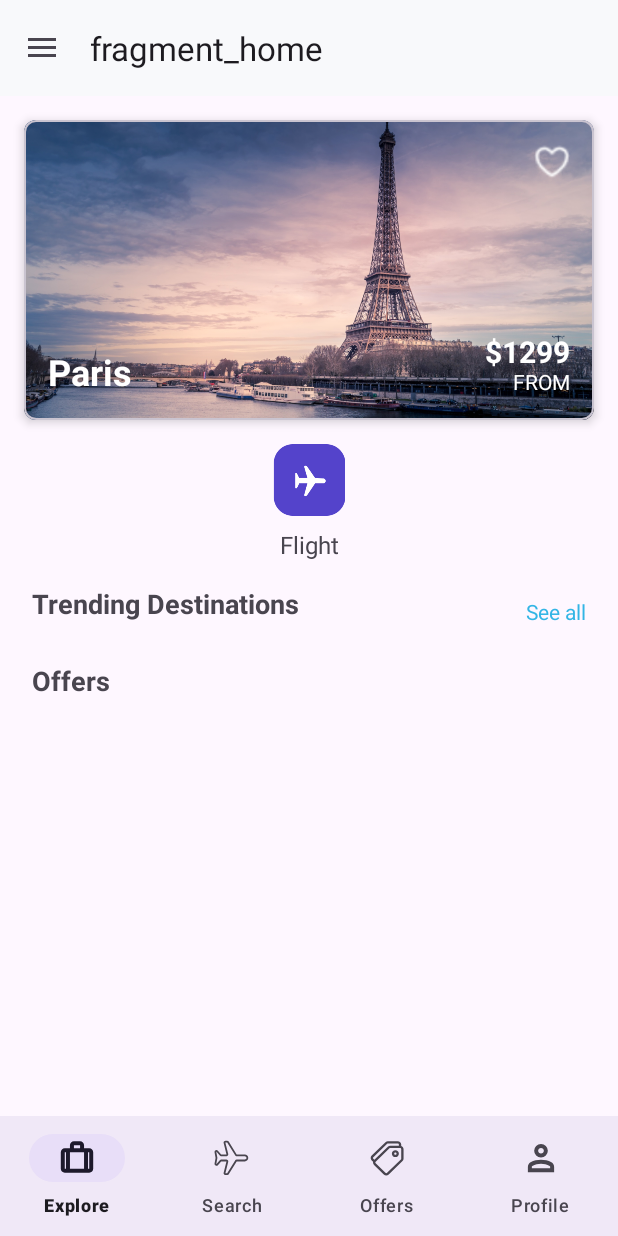
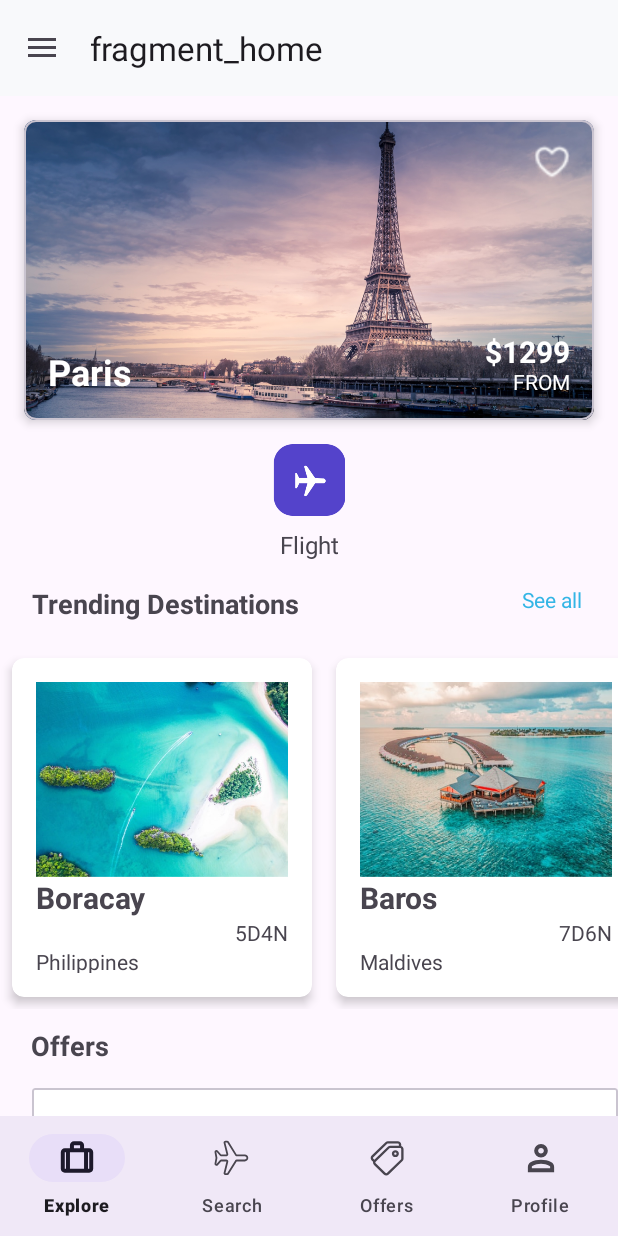
Before and after one commit to Ezequiellima10/TP3-Android-Parcial, an Android app: the screen it shows after launch (MainActivity), on a phone screen of 412 x 824 dp. Run offline under Robolectric (Android 15) with nearby library versions, the phone set to English and light mode, and no system bars; our stand-ins replace navigation-ui; pictures from the network do not load; 1 statement that could not run was skipped.

Commit message:
fix en los recycleviews de la Home

```diff
--- a/app/src/main/java/com/example/appandoid/holders/homeHolders/DestinationViewHolder.kt
+++ b/app/src/main/java/com/example/appandoid/holders/homeHolders/DestinationViewHolder.kt
@@ -4,6 +4,7 @@ import android.view.View
 import android.widget.ImageView
 import android.widget.TextView
 import androidx.recyclerview.widget.RecyclerView
+import com.bumptech.glide.Glide
 import com.example.appandoid.R
 import com.example.appandoid.models.homeModels.DestinationModel
 
@@ -19,7 +20,7 @@ class DestinationViewHolder (view: View) : RecyclerView.ViewHolder(view)  {
         title.text = model.title
         description.text = model.description
         code.text = model.code
-        // agregar imagen
+        Glide.with(image.context).load(model.imageResId).into(image)
 
     }
 }
--- a/app/src/main/java/com/example/appandoid/models/homeModels/DestinationModel.kt
+++ b/app/src/main/java/com/example/appandoid/models/homeModels/DestinationModel.kt
@@ -3,6 +3,6 @@ package com.example.appandoid.models.homeModels
 data class DestinationModel(
     val title: String,
     val description: String,
-    val code: String
-
+    val code: String,
+    val imageResId: Int
 )
--- a/app/src/main/java/com/example/appandoid/providers/DestinationProvider.kt
+++ b/app/src/main/java/com/example/appandoid/providers/DestinationProvider.kt
@@ -1,5 +1,6 @@
 package com.example.appandoid.providers
 
+import com.example.appandoid.R
 import com.example.appandoid.models.homeModels.DestinationModel
 
 
@@ -9,19 +10,26 @@ class DestinationProvider {
                 DestinationModel(
                     "Boracay",
                     "Philippines",
-                    "5D4N"),
+                    "5D4N",
+                     R.drawable.boracay),
+
                 DestinationModel(
                     "Baros",
                     "Maldives",
-                    "7D6N"),
+                    "7D6N",
+                    R.drawable.baros),
+
                 DestinationModel(
                     "Bali",
                     "Indonesia",
-                    "3D2N"),
+                    "3D2N",
+                    R.drawable.bali),
+
                 DestinationModel(
                     "Palawan",
                     "Philippines",
-                    "3D2N"),
+                    "3D2N",
+                    R.drawable.palawan),
                 )
 
 
--- a/app/src/main/java/com/example/appandoid/ui/home/HomeFragment.kt
+++ b/app/src/main/java/com/example/appandoid/ui/home/HomeFragment.kt
@@ -6,18 +6,25 @@ import android.view.LayoutInflater
 import android.view.View
 import android.view.ViewGroup
 import android.widget.ImageView
+import androidx.navigation.fragment.findNavController
 import androidx.recyclerview.widget.LinearLayoutManager
 import androidx.recyclerview.widget.RecyclerView
 import com.example.appandoid.R
+import com.example.appandoid.adapters.RecViewAdapterOffers
 import com.example.appandoid.adapters.homeAdapters.DestinationAdapter
+import com.example.appandoid.databinding.FragmentHomeBinding
+import com.example.appandoid.databinding.FragmentSearchBinding
+import com.example.appandoid.providers.CardProvider
 import com.example.appandoid.providers.DestinationProvider
 //import com.example.appandoid.providers.OfferProvider
 
 
 class HomeFragment : Fragment() {
 
+    private var _binding: FragmentHomeBinding? = null
+    private val binding get() = _binding!!
     private lateinit var destinationAdapter: DestinationAdapter
-   // private lateinit var offerAdapter: OfferAdapter
+
 
 
     override fun onCreateView(
@@ -26,17 +33,33 @@ class HomeFragment : Fragment() {
         savedInstanceState: Bundle?
     ): View? {
 
-        val view = inflater.inflate(R.layout.fragment_home, container, false)
+        _binding = FragmentHomeBinding.inflate(inflater, container, false)
+        initDestinationsRecycleView()
+        initOffersRecycleView()
+      // val bannerImage = view.findViewById<ImageView>(R.id.banner_image)
+       // bannerImage.setImageResource(R.drawable.paris_full_image)
+        return binding.root
 
-        val bannerImage = view.findViewById<ImageView>(R.id.banner_image)
-        bannerImage.setImageResource(R.drawable.paris_full_image)
+        //
+
+        /*_binding = FragmentSearchBinding.inflate(inflater, container, false)
+        initRecycleView()
+        binding.searchBtn.setOnClickListener{
+            if(validateForm()){
+                resetForm()
+                this.findNavController().navigate(R.id.action_searchFragment_to_resultsFragment)
+            }
+        }
+        return binding.root*/
+
+        ///
 
 
-            val destinationsRecyclerView = view.findViewById<RecyclerView>(R.id.rec_destinations)
+           /* val destinationsRecyclerView = view.findViewById<RecyclerView>(R.id.rec_destinations)
             destinationsRecyclerView.layoutManager =
                 LinearLayoutManager(context, LinearLayoutManager.HORIZONTAL, false)
             destinationAdapter = DestinationAdapter(DestinationProvider.destinationList)
-            destinationsRecyclerView.adapter = destinationAdapter
+            destinationsRecyclerView.adapter = destinationAdapter*/
 
           /*  val offersRecyclerView = view.findViewById<RecyclerView>(R.id.rec_offers)
             offersRecyclerView.layoutManager =
@@ -49,23 +72,23 @@ class HomeFragment : Fragment() {
         // Inflate the layout for this fragment
        // return inflater.inflate(R.layout.home_fragment, container, false)
 
+
+
     }
 
+    private fun initOffersRecycleView() {
+        val adapter = RecViewAdapterOffers(CardProvider.imagesList)
+        binding.recOffers.layoutManager = LinearLayoutManager(context, LinearLayoutManager.HORIZONTAL, false)
+        binding.recOffers.adapter = adapter
+    }
 
+    private fun initDestinationsRecycleView() {
+        val adapter = DestinationAdapter(DestinationProvider.destinationList)
+        binding.recDestinations.layoutManager = LinearLayoutManager(context, LinearLayoutManager.HORIZONTAL, false)
+        binding.recDestinations.adapter = adapter
+    }
 
-
-
-
-
-
-
-
-
-
-
-
-
-        //-----------------------
+    //-----------------------
         /*val offerList = OfferProvider.getOffersList(requireContext())
         Log.d("HomeFragment", "TAMAÑO DE LA LISTA: ${offerList.size} ----------") // Check offer list size
 
--- a/app/src/main/res/layout/fragment_home.xml
+++ b/app/src/main/res/layout/fragment_home.xml
@@ -6,6 +6,9 @@
     android:layout_height="match_parent"
     tools:context=".ui.home.HomeFragment">
 
+    <!--<androidx.core.widget.NestedScrollView
+        android:layout_width="match_parent"
+        android:layout_height="wrap_content">-->
 
     <com.google.android.material.card.MaterialCardView
         android:id="@+id/card_image_home"
@@ -98,64 +101,68 @@
         app:layout_constraintEnd_toEndOf="parent" />
 
 
-
     <TextView
         android:id="@+id/destinations_text"
         android:layout_width="wrap_content"
         android:layout_height="wrap_content"
+        android:layout_marginLeft="21dp"
         android:layout_marginTop="16dp"
         android:text="Trending Destinations"
         android:textSize="18sp"
         android:textStyle="bold"
-        android:layout_marginLeft="21dp"
-        app:layout_constraintTop_toBottomOf="@id/flight_text"
-        app:layout_constraintStart_toStartOf="parent" />
+        app:layout_constraintStart_toStartOf="parent"
+        app:layout_constraintTop_toBottomOf="@id/flight_text" />
+
 
     <TextView
         android:id="@+id/seeAll_text"
         android:layout_width="wrap_content"
         android:layout_height="wrap_content"
-        android:layout_marginTop="8dp"
+        android:layout_marginTop="16dp"
+        android:layout_marginEnd="24dp"
         android:text="See all"
+        android:textColor="@android:color/holo_blue_light"
         android:textSize="14sp"
-        android:textColor="@android:color/holo_blue_light"
-        android:layout_marginRight="21dp"
-        app:layout_constraintTop_toTopOf="@id/destinations_text"
-        app:layout_constraintEnd_toEndOf="parent" />
+        app:layout_constraintEnd_toEndOf="parent"
+        app:layout_constraintHorizontal_bias="1.0"
+        app:layout_constraintStart_toEndOf="@+id/destinations_text"
+        app:layout_constraintTop_toBottomOf="@+id/flight_text" />
 
     <androidx.recyclerview.widget.RecyclerView
         android:id="@+id/rec_destinations"
         android:layout_width="match_parent"
         android:layout_height="wrap_content"
-        android:layout_marginTop="8dp"
+        android:layout_marginTop="16dp"
         android:orientation="horizontal"
-        android:layout_marginLeft="21dp"
-        app:layout_constraintTop_toBottomOf="@id/seeAll_text"
+        app:layout_constraintEnd_toEndOf="parent"
+        app:layout_constraintHorizontal_bias="1.0"
         app:layout_constraintStart_toStartOf="parent"
-        app:layout_constraintEnd_toEndOf="parent" />
-
+        app:layout_constraintTop_toBottomOf="@+id/destinations_text" />
 
     <TextView
         android:id="@+id/offers_text"
         android:layout_width="wrap_content"
         android:layout_height="wrap_content"
-        android:layout_marginTop="16dp"
+        android:layout_marginTop="12dp"
         android:text="Offers"
         android:textSize="18sp"
         android:textStyle="bold"
-        android:layout_marginLeft="21dp"
-        app:layout_constraintTop_toBottomOf="@id/rec_destinations"
-        app:layout_constraintStart_toStartOf="parent" />
+        app:layout_constraintEnd_toEndOf="parent"
+        app:layout_constraintHorizontal_bias="0.058"
+        app:layout_constraintStart_toStartOf="parent"
+        app:layout_constraintTop_toBottomOf="@id/rec_destinations" />
 
     <androidx.recyclerview.widget.RecyclerView
         android:id="@+id/rec_offers"
         android:layout_width="match_parent"
         android:layout_height="wrap_content"
-        android:layout_marginTop="8dp"
+        android:layout_marginStart="21dp"
+        android:layout_marginTop="16dp"
         android:orientation="horizontal"
-        android:layout_marginLeft="21dp"
-        app:layout_constraintTop_toBottomOf="@id/offers_text"
+        app:layout_constraintEnd_toEndOf="parent"
+        app:layout_constraintHorizontal_bias="0.0"
         app:layout_constraintStart_toStartOf="parent"
-        app:layout_constraintEnd_toEndOf="parent" />
+        app:layout_constraintTop_toBottomOf="@id/offers_text" />
 
+   <!-- </androidx.core.widget.NestedScrollView>-->
 </androidx.constraintlayout.widget.ConstraintLayout>
--- a/app/src/main/res/layout/fragment_search.xml
+++ b/app/src/main/res/layout/fragment_search.xml
@@ -148,6 +148,7 @@
                 <com.google.android.material.floatingactionbutton.ExtendedFloatingActionButton
                     android:id="@+id/search_btn"
                     style="@style/btn_search"
+                    android:text="@string/search_btn"
                     app:layout_constraintBottom_toBottomOf="parent"
                     app:layout_constraintEnd_toEndOf="parent"
                     app:layout_constraintStart_toStartOf="parent"
--- a/app/src/main/res/layout/item_destination.xml
+++ b/app/src/main/res/layout/item_destination.xml
@@ -1,8 +1,8 @@
 <?xml version="1.0" encoding="utf-8"?>
 <androidx.cardview.widget.CardView xmlns:android="http://schemas.android.com/apk/res/android"
     xmlns:app="http://schemas.android.com/apk/res-auto"
-    android:layout_width="match_parent"
-    android:layout_height="wrap_content"
+    android:layout_width="200dp"
+    android:layout_height="226dp"
     xmlns:tools="http://schemas.android.com/tools"
     android:layout_margin="8dp"
     app:cardCornerRadius="8dp"
@@ -14,34 +14,34 @@
     android:orientation="vertical"
     android:padding="16dp">
 
+    <!-- android:src="@drawable/your_image" -->
     <ImageView
         android:id="@+id/card_image_destination_item"
-        android:layout_width="match_parent"
-        android:layout_height="200dp"
-        tools:background="@color/cardview_dark_background"
-        android:scaleType="centerCrop" />
-    <!-- android:src="@drawable/your_image" -->
+        android:layout_width="168dp"
+        android:layout_height="130dp"
+        android:scaleType="centerCrop"
+        tools:background="@color/cardview_dark_background" />
+
     <TextView
         android:id="@+id/title_destination_item"
-        android:layout_width="match_parent"
+        android:layout_width="118dp"
         android:layout_height="wrap_content"
-        tools:text="Boracay"
         android:textSize="20sp"
-        android:textStyle="bold" />
+        android:textStyle="bold"
+        tools:text="Boracay" />
 
     <TextView
         android:id="@+id/code_destination_item"
-        android:layout_width="match_parent"
+        android:layout_width="45dp"
         android:layout_height="wrap_content"
         android:layout_gravity="end"
-        tools:text="5D4N"
-        />
+        android:gravity="end"
+        tools:text="5D4N" />
 
     <TextView
         android:id="@+id/description_destination_item"
-        android:layout_width="match_parent"
+        android:layout_width="87dp"
         android:layout_height="wrap_content"
-        android:maxLines="2"
         tools:text="Philippines" />
 
 </LinearLayout>
```
Also changed, not shown: app/src/main/java/com/example/appandoid/ui/offers/OffersFragment.kt (+1 -57 lines), app/src/main/res/layout/fragment_offers.xml (+4 -5 lines).
